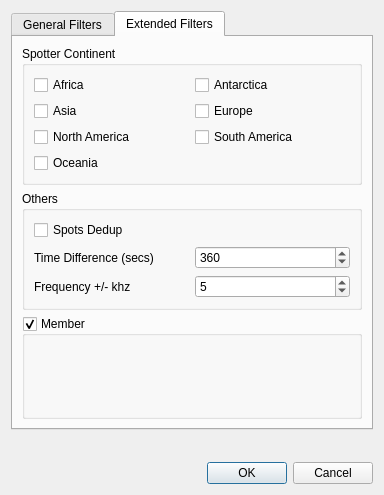
jg3hlx/QLog, file ui/DxFilterDialog.ui: the form before one commit.
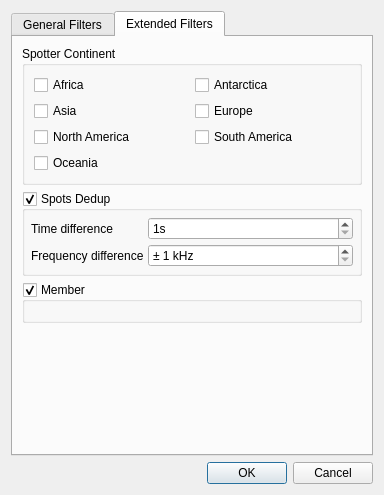
The form after the commit. The open tabs and pages were chosen to show the change.

Commit message: DX Filter: Improved Time and Freq Settings

What changed in the file:
```diff
--- a/ui/DxFilterDialog.ui
+++ b/ui/DxFilterDialog.ui
@@ -54,7 +54,7 @@
        <item row="4" column="0">
         <spacer name="verticalSpacer">
          <property name="orientation">
-          <enum>Qt::Orientation::Vertical</enum>
+          <enum>Qt::Vertical</enum>
          </property>
          <property name="sizeHint" stdset="0">
           <size>
@@ -331,66 +331,77 @@
         </widget>
        </item>
        <item>
-        <widget class="QGroupBox" name="groupBox_2">
-         <property name="title">
-          <string>Others</string>
-         </property>
-         <layout class="QVBoxLayout" name="verticalLayout_8">
-          <item>
-           <layout class="QHBoxLayout" name="horizontalLayout">
-            <item>
-             <widget class="QCheckBox" name="deduplicationcheckbox">
+        <widget class="QGroupBox" name="deduplicationGroupBox">
               <property name="toolTip">
-               <string>Spots Deduplication</string>
-              </property>
-              <property name="text">
+          <string>Do not show the following spots when they have the same Callsign and their time difference is lower than Time Diff and their frequency difference is lower than Freq Diff</string>
+         </property>
+         <property name="title">
                <string>Spots Dedup</string>
               </property>
-             </widget>
-            </item>
-           </layout>
-          </item>
-          <item>
-           <layout class="QHBoxLayout" name="horizontalLayout_3">
-            <item>
-             <widget class="QLabel" name="label">
+         <property name="checkable">
+          <bool>true</bool>
+         </property>
+         <layout class="QFormLayout" name="formLayout">
+          <property name="horizontalSpacing">
+           <number>4</number>
+          </property>
+          <property name="verticalSpacing">
+           <number>4</number>
+          </property>
+          <property name="leftMargin">
+           <number>6</number>
+          </property>
+          <property name="topMargin">
+           <number>6</number>
+          </property>
+          <property name="rightMargin">
+           <number>6</number>
+          </property>
+          <property name="bottomMargin">
+           <number>6</number>
+          </property>
+          <item row="0" column="0">
+           <widget class="QLabel" name="dedupTimeDiffLabel">
               <property name="text">
-               <string>Time Difference (secs)</string>
+             <string>Time difference</string>
               </property>
              </widget>
             </item>
-            <item>
-             <widget class="QSpinBox" name="time_spinBox_dupe">
+          <item row="0" column="1">
+           <widget class="QSpinBox" name="dedupTimeDiffSpinbox">
+            <property name="suffix">
+             <string>s</string>
+            </property>
+            <property name="minimum">
+             <number>1</number>
+            </property>
               <property name="maximum">
                <number>9999</number>
               </property>
-              <property name="value">
-               <number>360</number>
-              </property>
-             </widget>
-            </item>
-           </layout>
-          </item>
-          <item>
-           <layout class="QHBoxLayout" name="horizontalLayout_4">
-            <item>
-             <widget class="QLabel" name="label_2">
+           </widget>
+          </item>
+          <item row="1" column="0">
+           <widget class="QLabel" name="dedupFreqDiffLabel">
               <property name="text">
-               <string>Frequency +/- khz</string>
+             <string>Frequency difference</string>
               </property>
              </widget>
             </item>
-            <item>
-             <widget class="QSpinBox" name="freq_spinBox_dupe">
+          <item row="1" column="1">
+           <widget class="QSpinBox" name="dedupFreqDiffSpinbox">
+            <property name="suffix">
+             <string> kHz</string>
+            </property>
+            <property name="prefix">
+             <string notr="true">± </string>
+            </property>
+            <property name="minimum">
+             <number>1</number>
+            </property>
               <property name="maximum">
                <number>100</number>
               </property>
-              <property name="value">
-               <number>5</number>
-              </property>
-             </widget>
-            </item>
-           </layout>
+           </widget>
           </item>
          </layout>
         </widget>
@@ -410,14 +421,10 @@
          </layout>
         </widget>
        </item>
-      </layout>
-     </widget>
-    </widget>
-   </item>
    <item>
-    <spacer name="verticalSpacer_2">
+        <spacer name="verticalSpacer_3">
      <property name="orientation">
-      <enum>Qt::Orientation::Vertical</enum>
+          <enum>Qt::Vertical</enum>
      </property>
      <property name="sizeHint" stdset="0">
       <size>
@@ -426,6 +433,10 @@
       </size>
      </property>
     </spacer>
+       </item>
+      </layout>
+     </widget>
+    </widget>
    </item>
    <item>
     <layout class="QHBoxLayout" name="horizontalLayout_2">
@@ -438,10 +449,10 @@
         </sizepolicy>
        </property>
        <property name="orientation">
-        <enum>Qt::Orientation::Horizontal</enum>
+        <enum>Qt::Horizontal</enum>
        </property>
        <property name="standardButtons">
-        <set>QDialogButtonBox::StandardButton::Cancel|QDialogButtonBox::StandardButton::Ok</set>
+        <set>QDialogButtonBox::Cancel|QDialogButtonBox::Ok</set>
        </property>
       </widget>
      </item>
```
Lines whose indentation alone changed are shown as unchanged. The commit also changes 1 other file.
